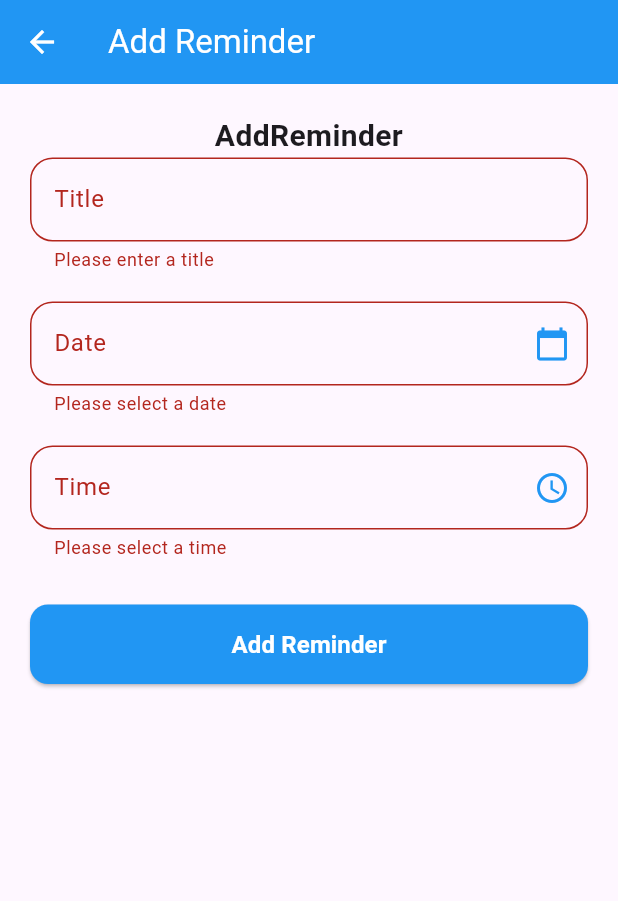
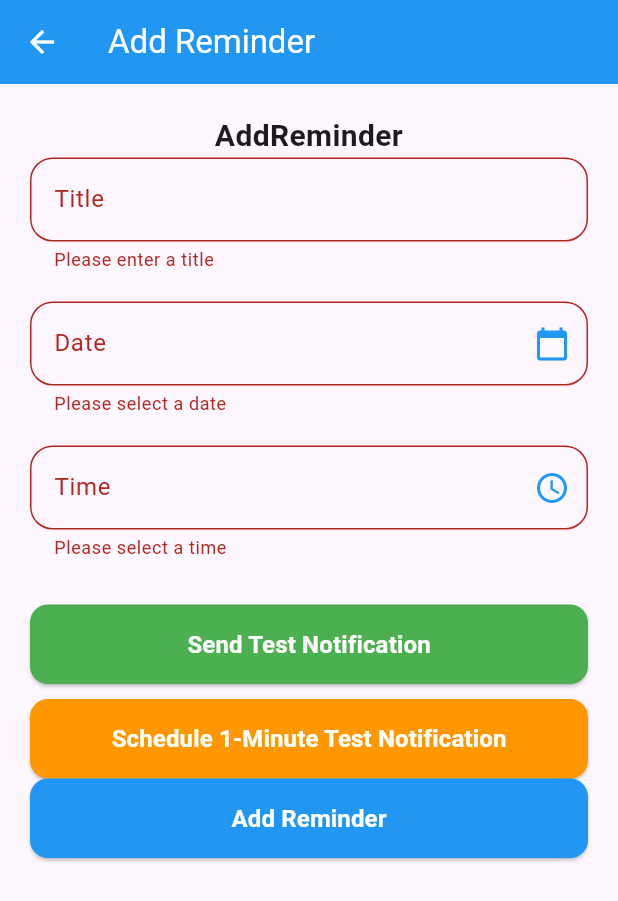
Before and after one commit to carlo10101010/Church-Reminder, a Flutter app: the Addreminder screen opened by its route, after a tap on "Add Reminder", on a phone screen of 412 x 824 dp. Shown: the top 901 px of the screen. Run offline on Flutter 3.47's test engine with Material 3 defaults, Android fonts, the phone set to English and light mode, and no system bars; our stand-ins replace flutter_local_notifications, flutter_native_timezone, permission_handler, shared_preferences, table_calendar, timezone; accounts and stored records are empty.

Commit message:
not working

```diff
--- a/lib/main.dart
+++ b/lib/main.dart
@@ -1,12 +1,13 @@
+import 'package:flutter/material.dart';
 import 'package:church_reminder/pages/Addreminder.dart';
 import 'package:church_reminder/pages/Dashboard.dart';
 import 'package:church_reminder/pages/ListItems.dart';
 import 'package:church_reminder/pages/CustomReminder.dart';
-import 'package:flutter/material.dart';
 import 'package:flutter_local_notifications/flutter_local_notifications.dart';
 import 'package:timezone/data/latest.dart' as tz;
 import 'package:timezone/timezone.dart' as tz;
 import 'package:permission_handler/permission_handler.dart';
+import 'package:flutter_native_timezone/flutter_native_timezone.dart';
 
 final FlutterLocalNotificationsPlugin flutterLocalNotificationsPlugin =
     FlutterLocalNotificationsPlugin();
@@ -14,6 +15,8 @@
 void main() async {
   WidgetsFlutterBinding.ensureInitialized();
   tz.initializeTimeZones();
+  final String timeZoneName = await FlutterNativeTimezone.getLocalTimezone();
+  tz.setLocalLocation(tz.getLocation(timeZoneName));
 
   const AndroidInitializationSettings initializationSettingsAndroid =
       AndroidInitializationSettings('@mipmap/ic_launcher');
--- a/lib/pages/Addreminder.dart
+++ b/lib/pages/Addreminder.dart
@@ -29,7 +29,7 @@
     androidAllowWhileIdle: true,
     uiLocalNotificationDateInterpretation:
         UILocalNotificationDateInterpretation.absoluteTime,
-    matchDateTimeComponents: DateTimeComponents.dateAndTime,
+    // Removed matchDateTimeComponents for one-off notification
   );
 }
 
@@ -62,6 +62,7 @@
       ),
       body: Container(
         margin: const EdgeInsets.all(20),
+        child: SingleChildScrollView(
           child: Form(
             key: _formKey,
             child: Column(
@@ -218,6 +219,65 @@
                   },
                 ),
                 const SizedBox(height: 30),
+                // Send Test Notification Button
+                ElevatedButton(
+                  onPressed: () async {
+                    await flutterLocalNotificationsPlugin.show(
+                      0,
+                      'Test Notification',
+                      'This is a test',
+                      const NotificationDetails(
+                        android: AndroidNotificationDetails(
+                          'reminder_channel',
+                          'Reminders',
+                          channelDescription: 'Channel for reminder notifications',
+                          importance: Importance.max,
+                          priority: Priority.high,
+                          playSound: true,
+                        ),
+                      ),
+                    );
+                  },
+                  style: ElevatedButton.styleFrom(
+                    backgroundColor: Colors.green,
+                    padding: const EdgeInsets.symmetric(vertical: 15),
+                    shape: RoundedRectangleBorder(
+                      borderRadius: BorderRadius.circular(12),
+                    ),
+                  ),
+                  child: const Text(
+                    'Send Test Notification',
+                    style: TextStyle(color: Colors.white, fontSize: 16, fontWeight: FontWeight.bold),
+                  ),
+                ),
+                const SizedBox(height: 10),
+                ElevatedButton(
+                  onPressed: () async {
+                    final now = DateTime.now();
+                    final scheduledDate = now.add(Duration(minutes: 1));
+                    print('Scheduling 1-minute test notification for: ' + scheduledDate.toString());
+                    await scheduleNotification(
+                      id: 9999,
+                      title: '1-Minute Test Notification',
+                      body: 'This is a scheduled test notification.',
+                      scheduledDate: scheduledDate,
+                    );
+                    ScaffoldMessenger.of(context).showSnackBar(
+                      SnackBar(content: Text('Scheduled notification for 1 minute from now.')),
+                    );
+                  },
+                  style: ElevatedButton.styleFrom(
+                    backgroundColor: Colors.orange,
+                    padding: const EdgeInsets.symmetric(vertical: 15),
+                    shape: RoundedRectangleBorder(
+                      borderRadius: BorderRadius.circular(12),
+                    ),
+                  ),
+                  child: const Text(
+                    'Schedule 1-Minute Test Notification',
+                    style: TextStyle(color: Colors.white, fontSize: 16, fontWeight: FontWeight.bold),
+                  ),
+                ),
                 ElevatedButton(
                   onPressed: () async {
                     if (_formKey.currentState!.validate()) {
@@ -253,6 +313,14 @@
                         _selectedTime!.hour,
                         _selectedTime!.minute,
                       );
+                      print('Scheduled notification for: ' + scheduledDate.toString());
+                      print('Current time: ' + DateTime.now().toString());
+                      if (scheduledDate.isBefore(DateTime.now())) {
+                        ScaffoldMessenger.of(context).showSnackBar(
+                          SnackBar(content: Text('Selected date and time is in the past. Please choose a future time.')),
+                        );
+                        return;
+                      }
                       await scheduleNotification(
                         id: newReminder.hashCode,
                         title: 'Reminder: ${newReminder.event}',
@@ -279,6 +347,7 @@
             ),
           ),
         ),
+      ),
     );
   }
 }
--- a/pubspec.yaml
+++ b/pubspec.yaml
@@ -35,6 +35,7 @@
   timezone: ^0.9.2
   shared_preferences: ^2.2.2
   permission_handler: ^11.0.1
+  flutter_native_timezone: ^2.0.0
 
 
   # The following adds the Cupertino Icons font to your application.
```
Also changed, not shown: pubspec.lock, 1 other file. Lines whose indentation alone changed are shown as unchanged.
